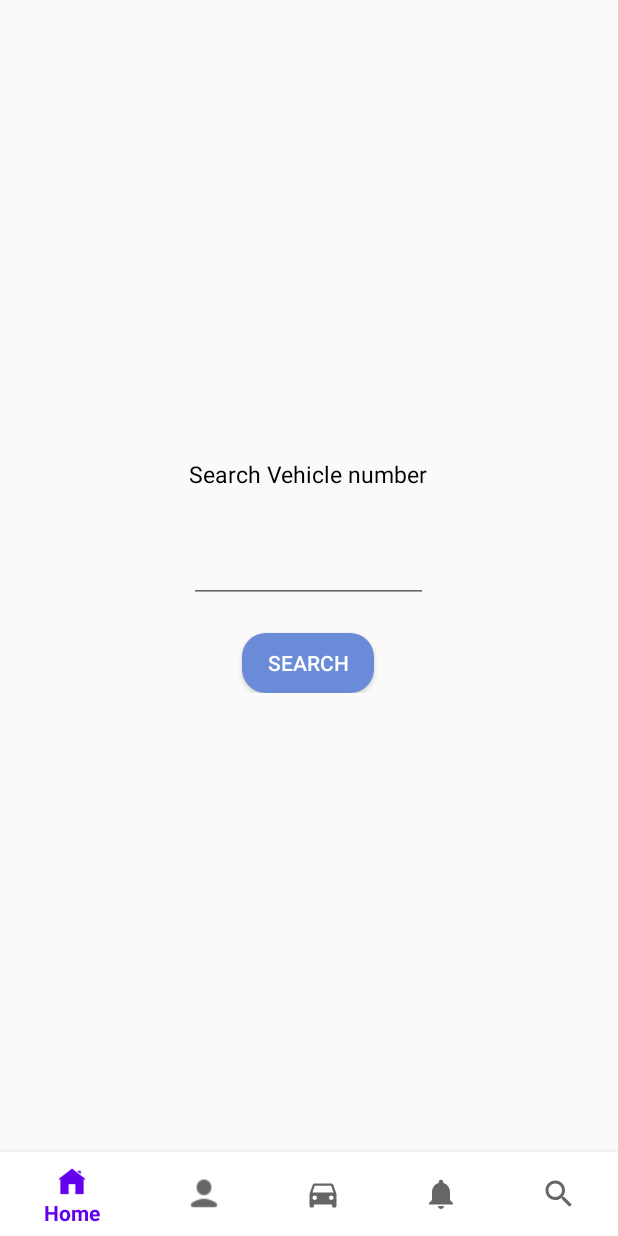
After one commit to zhixuan07/ParkingApp, an Android app: the fragment SearchVehicleFragment placed in its activity, on a phone screen of 412 x 824 dp. The commit adds this screen. Run offline under Robolectric (Android 15) with nearby library versions, the phone set to English and light mode, and no system bars.

Commit message:
add bottom navigation bar, create home,account,search vehicle ,vehicle fragment

```diff
--- a/app/build.gradle
+++ b/app/build.gradle
@@ -40,5 +40,6 @@ dependencies {
     testImplementation 'junit:junit:4.13.2'
     androidTestImplementation 'androidx.test.ext:junit:1.1.5'
     androidTestImplementation 'androidx.test.espresso:espresso-core:3.5.1'
-    implementation(platform("com.google.firebase:firebase-bom:32.3.1"))
+    implementation platform('com.google.firebase:firebase-bom:32.4.0')
+    implementation 'com.github.GrenderG:Toasty:1.5.2'
 }
--- /dev/null
+++ b/app/src/main/java/com/example/parkingappinti/AccountFragment.java
@@ -0,0 +1,64 @@
+package com.example.parkingappinti;
+
+import android.os.Bundle;
+
+import androidx.fragment.app.Fragment;
+
+import android.view.LayoutInflater;
+import android.view.View;
+import android.view.ViewGroup;
+
+/**
+ * A simple {@link Fragment} subclass.
+ * Use the {@link AccountFragment#newInstance} factory method to
+ * create an instance of this fragment.
+ */
+public class AccountFragment extends Fragment {
+
+    // TODO: Rename parameter arguments, choose names that match
+    // the fragment initialization parameters, e.g. ARG_ITEM_NUMBER
+    private static final String ARG_PARAM1 = "param1";
+    private static final String ARG_PARAM2 = "param2";
+
+    // TODO: Rename and change types of parameters
+    private String mParam1;
+    private String mParam2;
+
+    public AccountFragment() {
+        // Required empty public constructor
+    }
+
+    /**
+     * Use this factory method to create a new instance of
+     * this fragment using the provided parameters.
+     *
+     * @param param1 Parameter 1.
+     * @param param2 Parameter 2.
+     * @return A new instance of fragment AccountFragment.
+     */
+    // TODO: Rename and change types and number of parameters
+    public static AccountFragment newInstance(String param1, String param2) {
+        AccountFragment fragment = new AccountFragment();
+        Bundle args = new Bundle();
+        args.putString(ARG_PARAM1, param1);
+        args.putString(ARG_PARAM2, param2);
+        fragment.setArguments(args);
+        return fragment;
+    }
+
+    @Override
+    public void onCreate(Bundle savedInstanceState) {
+        super.onCreate(savedInstanceState);
+        if (getArguments() != null) {
+            mParam1 = getArguments().getString(ARG_PARAM1);
+            mParam2 = getArguments().getString(ARG_PARAM2);
+        }
+    }
+
+    @Override
+    public View onCreateView(LayoutInflater inflater, ViewGroup container,
+                             Bundle savedInstanceState) {
+        // Inflate the layout for this fragment
+        return inflater.inflate(R.layout.fragment_account, container, false);
+    }
+}
--- a/app/src/main/java/com/example/parkingappinti/BaseActivity.java
+++ b/app/src/main/java/com/example/parkingappinti/BaseActivity.java
@@ -1,4 +1,76 @@
 package com.example.parkingappinti;
 
-public class BaseActivity {
+import android.os.Bundle;
+import android.view.MenuItem;
+
+import androidx.annotation.NonNull;
+import androidx.appcompat.app.AppCompatActivity;
+import androidx.fragment.app.Fragment;
+
+import com.google.android.material.bottomnavigation.BottomNavigationView;
+
+public class BaseActivity extends AppCompatActivity implements BottomNavigationView.OnNavigationItemSelectedListener {
+
+    BottomNavigationView bottomNavigationView;
+
+    @Override
+    protected void onCreate(Bundle savedInstanceState)
+    {
+        super.onCreate(savedInstanceState);
+        setContentView(R.layout.base_activity_layout);
+
+        bottomNavigationView
+                = findViewById(R.id.bottom_navigation_view);
+
+        bottomNavigationView
+                .setOnNavigationItemSelectedListener(this);
+        bottomNavigationView.setSelectedItemId(R.id.nav_home);
+    }
+    HomeFragment homeFragment = new HomeFragment();
+    VehicleFragment vehicleFragment = new VehicleFragment();
+    AccountFragment accountFragment  = new AccountFragment();
+    SearchVehicleFragment searchVehicleFragment = new SearchVehicleFragment();
+
+
+    @Override
+    public boolean
+    onNavigationItemSelected(@NonNull MenuItem item)
+    {
+
+        switch (item.getItemId()) {
+            case R.id.nav_home:
+                getSupportFragmentManager()
+                        .beginTransaction()
+                        .replace(R.id.frame_layout, homeFragment)
+                        .commit();
+                return true;
+
+            case R.id.nav_account:
+                getSupportFragmentManager()
+                        .beginTransaction()
+                        .replace(R.id.frame_layout, accountFragment)
+                        .addToBackStack(null)
+                        .commit();
+                return true;
+
+            case R.id.nav_car:
+                getSupportFragmentManager()
+                        .beginTransaction()
+                        .replace(R.id.frame_layout, vehicleFragment)
+                        .addToBackStack(null)
+                        .commit();
+                return true;
+            case R.id.nav_search:
+                getSupportFragmentManager()
+                        .beginTransaction()
+                        .replace(R.id.frame_layout, searchVehicleFragment)
+                        .addToBackStack(null)
+                        .commit();
+                return true;
+        }
+        return false;
+    }
+
+
+
 }
--- /dev/null
+++ b/app/src/main/java/com/example/parkingappinti/HomeFragment.java
@@ -0,0 +1,64 @@
+package com.example.parkingappinti;
+
+import android.os.Bundle;
+
+import androidx.fragment.app.Fragment;
+
+import android.view.LayoutInflater;
+import android.view.View;
+import android.view.ViewGroup;
+
+/**
+ * A simple {@link Fragment} subclass.
+ * Use the {@link HomeFragment#newInstance} factory method to
+ * create an instance of this fragment.
+ */
+public class HomeFragment extends Fragment {
+
+    // TODO: Rename parameter arguments, choose names that match
+    // the fragment initialization parameters, e.g. ARG_ITEM_NUMBER
+    private static final String ARG_PARAM1 = "param1";
+    private static final String ARG_PARAM2 = "param2";
+
+    // TODO: Rename and change types of parameters
+    private String mParam1;
+    private String mParam2;
+
+    public HomeFragment() {
+        // Required empty public constructor
+    }
+
+    /**
+     * Use this factory method to create a new instance of
+     * this fragment using the provided parameters.
+     *
+     * @param param1 Parameter 1.
+     * @param param2 Parameter 2.
+     * @return A new instance of fragment HomeFragment.
+     */
+    // TODO: Rename and change types and number of parameters
+    public static HomeFragment newInstance(String param1, String param2) {
+        HomeFragment fragment = new HomeFragment();
+        Bundle args = new Bundle();
+        args.putString(ARG_PARAM1, param1);
+        args.putString(ARG_PARAM2, param2);
+        fragment.setArguments(args);
+        return fragment;
+    }
+
+    @Override
+    public void onCreate(Bundle savedInstanceState) {
+        super.onCreate(savedInstanceState);
+        if (getArguments() != null) {
+            mParam1 = getArguments().getString(ARG_PARAM1);
+            mParam2 = getArguments().getString(ARG_PARAM2);
+        }
+    }
+
+    @Override
+    public View onCreateView(LayoutInflater inflater, ViewGroup container,
+                             Bundle savedInstanceState) {
+        // Inflate the layout for this fragment
+        return inflater.inflate(R.layout.fragment_home, container, false);
+    }
+}
--- /dev/null
+++ b/app/src/main/java/com/example/parkingappinti/SearchVehicleFragment.java
@@ -0,0 +1,64 @@
+package com.example.parkingappinti;
+
+import android.os.Bundle;
+
+import androidx.fragment.app.Fragment;
+
+import android.view.LayoutInflater;
+import android.view.View;
+import android.view.ViewGroup;
+
+/**
+ * A simple {@link Fragment} subclass.
+ * Use the {@link SearchVehicleFragment#newInstance} factory method to
+ * create an instance of this fragment.
+ */
+public class SearchVehicleFragment extends Fragment {
+
+    // TODO: Rename parameter arguments, choose names that match
+    // the fragment initialization parameters, e.g. ARG_ITEM_NUMBER
+    private static final String ARG_PARAM1 = "param1";
+    private static final String ARG_PARAM2 = "param2";
+
+    // TODO: Rename and change types of parameters
+    private String mParam1;
+    private String mParam2;
+
+    public SearchVehicleFragment() {
+        // Required empty public constructor
+    }
+
+    /**
+     * Use this factory method to create a new instance of
+     * this fragment using the provided parameters.
+     *
+     * @param param1 Parameter 1.
+     * @param param2 Parameter 2.
+     * @return A new instance of fragment SearchVehicleFragment.
+     */
+    // TODO: Rename and change types and number of parameters
+    public static SearchVehicleFragment newInstance(String param1, String param2) {
+        SearchVehicleFragment fragment = new SearchVehicleFragment();
+        Bundle args = new Bundle();
+        args.putString(ARG_PARAM1, param1);
+        args.putString(ARG_PARAM2, param2);
+        fragment.setArguments(args);
+        return fragment;
+    }
+
+    @Override
+    public void onCreate(Bundle savedInstanceState) {
+        super.onCreate(savedInstanceState);
+        if (getArguments() != null) {
+            mParam1 = getArguments().getString(ARG_PARAM1);
+            mParam2 = getArguments().getString(ARG_PARAM2);
+        }
+    }
+
+    @Override
+    public View onCreateView(LayoutInflater inflater, ViewGroup container,
+                             Bundle savedInstanceState) {
+        // Inflate the layout for this fragment
+        return inflater.inflate(R.layout.fragment_search_vehicle, container, false);
+    }
+}
--- /dev/null
+++ b/app/src/main/java/com/example/parkingappinti/VehicleFragment.java
@@ -0,0 +1,64 @@
+package com.example.parkingappinti;
+
+import android.os.Bundle;
+
+import androidx.fragment.app.Fragment;
+
+import android.view.LayoutInflater;
+import android.view.View;
+import android.view.ViewGroup;
+
+/**
+ * A simple {@link Fragment} subclass.
+ * Use the {@link VehicleFragment#newInstance} factory method to
+ * create an instance of this fragment.
+ */
+public class VehicleFragment extends Fragment {
+
+    // TODO: Rename parameter arguments, choose names that match
+    // the fragment initialization parameters, e.g. ARG_ITEM_NUMBER
+    private static final String ARG_PARAM1 = "param1";
+    private static final String ARG_PARAM2 = "param2";
+
+    // TODO: Rename and change types of parameters
+    private String mParam1;
+    private String mParam2;
+
+    public VehicleFragment() {
+        // Required empty public constructor
+    }
+
+    /**
+     * Use this factory method to create a new instance of
+     * this fragment using the provided parameters.
+     *
+     * @param param1 Parameter 1.
+     * @param param2 Parameter 2.
+     * @return A new instance of fragment VehicleFragment.
+     */
+    // TODO: Rename and change types and number of parameters
+    public static VehicleFragment newInstance(String param1, String param2) {
+        VehicleFragment fragment = new VehicleFragment();
+        Bundle args = new Bundle();
+        args.putString(ARG_PARAM1, param1);
+        args.putString(ARG_PARAM2, param2);
+        fragment.setArguments(args);
+        return fragment;
+    }
+
+    @Override
+    public void onCreate(Bundle savedInstanceState) {
+        super.onCreate(savedInstanceState);
+        if (getArguments() != null) {
+            mParam1 = getArguments().getString(ARG_PARAM1);
+            mParam2 = getArguments().getString(ARG_PARAM2);
+        }
+    }
+
+    @Override
+    public View onCreateView(LayoutInflater inflater, ViewGroup container,
+                             Bundle savedInstanceState) {
+        // Inflate the layout for this fragment
+        return inflater.inflate(R.layout.fragment_vehicle, container, false);
+    }
+}
--- a/app/src/main/java/com/example/parkingappinti/loginActivity.java
+++ b/app/src/main/java/com/example/parkingappinti/loginActivity.java
@@ -53,7 +53,7 @@ public class loginActivity extends AppCompatActivity {
                             updateUI(user);
                             Toast.makeText(loginActivity.this, "Authentication Success.",
                                     Toast.LENGTH_SHORT).show();
-                        } else {
+                       } else {
                             // If sign in fails, display a message to the user.
                             Toast.makeText(loginActivity.this, "Authentication failed.",
                                     Toast.LENGTH_SHORT).show();
@@ -68,4 +68,5 @@ public class loginActivity extends AppCompatActivity {
         intent.setFlags(Intent.FLAG_ACTIVITY_NEW_TASK|Intent.FLAG_ACTIVITY_CLEAR_TASK);
         startActivity(intent);
     }
+
 }
--- /dev/null
+++ b/app/src/main/res/layout/base_activity_layout.xml
@@ -0,0 +1,35 @@
+<?xml version="1.0" encoding="utf-8"?>
+<androidx.constraintlayout.widget.ConstraintLayout
+    xmlns:android="http://schemas.android.com/apk/res/android"
+    xmlns:app="http://schemas.android.com/apk/res-auto"
+    xmlns:tools="http://schemas.android.com/tools"
+    android:id="@+id/my_drawer_layout"
+    android:layout_width="match_parent"
+    android:layout_height="match_parent"
+    tools:context=".BaseActivity"
+    tools:ignore="HardcodedText"
+    >
+    <FrameLayout
+        android:layout_width="0dp"
+        android:layout_height="0dp"
+        android:id="@+id/frame_layout"
+        app:layout_constraintBottom_toTopOf="@id/bottom_navigation_view"
+        app:layout_constraintEnd_toEndOf="parent"
+        app:layout_constraintStart_toStartOf="parent"
+        app:layout_constraintTop_toTopOf="parent"
+
+        >
+
+    </FrameLayout>
+    <com.google.android.material.bottomnavigation.BottomNavigationView
+        android:id="@+id/bottom_navigation_view"
+        android:layout_width="match_parent"
+        android:layout_height="wrap_content"
+        app:layout_constraintEnd_toEndOf="parent"
+        app:layout_constraintStart_toStartOf="parent"
+        app:layout_constraintBottom_toBottomOf="parent"
+        android:background="@color/white"
+        app:menu="@menu/navigation_menu"
+
+        />
+</androidx.constraintlayout.widget.ConstraintLayout>
--- /dev/null
+++ b/app/src/main/res/layout/fragment_search_vehicle.xml
@@ -0,0 +1,52 @@
+<?xml version="1.0" encoding="utf-8"?>
+<FrameLayout xmlns:android="http://schemas.android.com/apk/res/android"
+    xmlns:tools="http://schemas.android.com/tools"
+    android:layout_width="match_parent"
+    android:layout_height="match_parent"
+    tools:context=".SearchVehicleFragment"
+    >
+
+    <RelativeLayout xmlns:android="http://schemas.android.com/apk/res/android"
+        android:layout_width="match_parent"
+        android:layout_height="match_parent"
+        >
+        <LinearLayout
+            android:layout_width="wrap_content"
+            android:layout_height="wrap_content"
+            android:orientation="vertical"
+            android:layout_centerHorizontal="true"
+            android:layout_centerVertical="true">
+            <TextView
+                android:layout_width="wrap_content"
+                android:layout_height="wrap_content"
+                android:text="Search Vehicle number"
+                android:textSize="15sp"
+                android:textColor="@color/black">
+
+            </TextView>
+            <EditText
+                android:id="@+id/plate_number"
+                android:layout_width="match_parent"
+                android:layout_height="wrap_content"
+
+                android:layout_marginTop="30dp"
+                android:inputType="text">
+
+            </EditText>
+
+            <Button
+                android:id="@+id/searchProfile"
+                android:layout_gravity="center"
+                android:layout_width="wrap_content"
+                android:layout_height="40dp"
+                android:background="@drawable/rounded_button"
+                android:layout_marginTop="20dp"
+                android:text="Search"
+                android:textColor="@color/white">
+
+            </Button>
+        </LinearLayout>
+
+
+    </RelativeLayout>
+</FrameLayout>
--- /dev/null
+++ b/app/src/main/res/menu/navigation_menu.xml
@@ -0,0 +1,28 @@
+<?xml version="1.0" encoding="utf-8"?>
+<menu xmlns:android="http://schemas.android.com/apk/res/android">
+
+    <item
+        android:id="@+id/nav_home"
+        android:title="Home"
+        android:icon="@drawable/icons8_home_50"/>
+
+    <item
+        android:id="@+id/nav_account"
+        android:title="Profile"
+        android:icon="@drawable/icons8_account_30"/>
+    <item
+        android:id="@+id/nav_car"
+        android:title="Vehicle"
+        android:icon="@drawable/ic_baseline_directions_car_24"
+        />
+    <item
+        android:id="@+id/nav_notification"
+        android:title="Search"
+        android:icon="@drawable/ic_baseline_notifications_24"/>
+    <item
+        android:id="@+id/nav_search"
+        android:title="Search"
+        android:icon="@drawable/ic_baseline_search_24"/>
+
+
+</menu>
--- a/build.gradle
+++ b/build.gradle
@@ -1,9 +1,10 @@
 buildscript {
     dependencies {
-        classpath 'com.google.gms:google-services:4.4.0'
+        classpath 'com.google.gms:google-services:4.3.15'
     }
 }// Top-level build file where you can add configuration options common to all sub-projects/modules.
 plugins {
     id 'com.android.application' version '7.3.1' apply false
     id 'com.android.library' version '7.3.1' apply false
+
 }
--- a/settings.gradle
+++ b/settings.gradle
@@ -10,6 +10,7 @@ dependencyResolutionManagement {
     repositories {
         google()
         mavenCentral()
+        maven { url "https://jitpack.io" }
     }
 }
 rootProject.name = "ParkingAppINTI"
```
Also changed, not shown: app/src/main/res/layout/fragment_account.xml (added, +54 -0 lines), app/src/main/res/layout/fragment_home.xml (added, +80 -0 lines), app/src/main/res/layout/fragment_vehicle.xml (added, +55 -0 lines), app/src/main/res/menu/profile_menu.xml (added, +27 -0 lines), app/src/main/res/drawable/add_icon.png (added), app/src/main/res/drawable/icons8_home_50.png (added), 1 other file.
